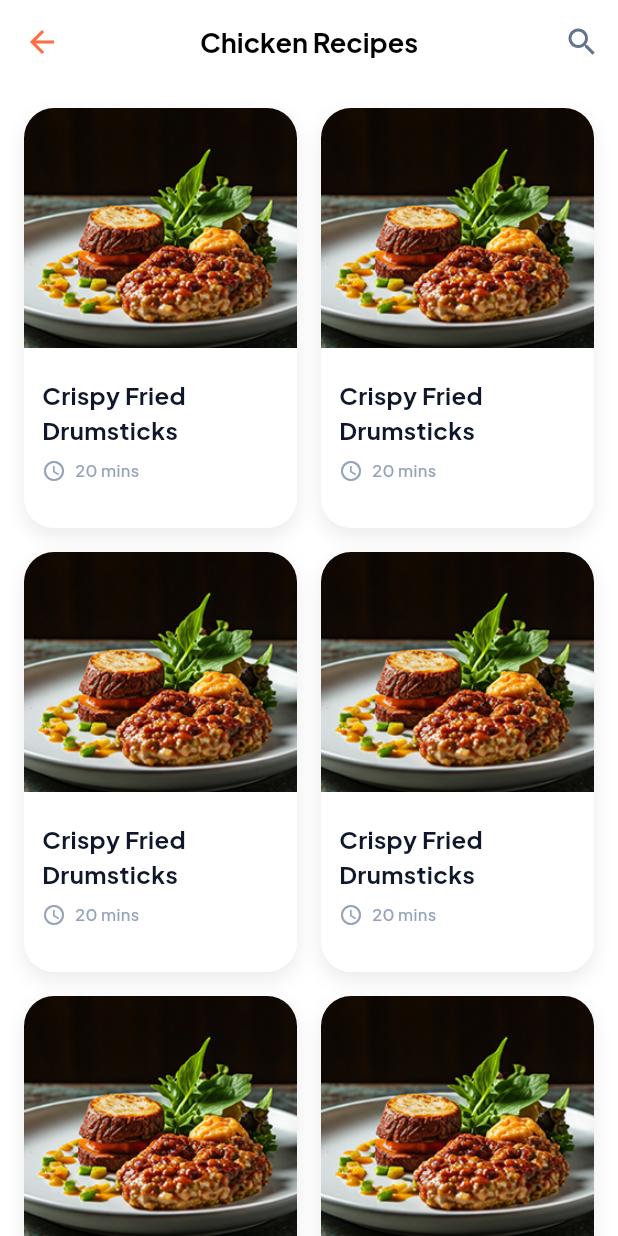
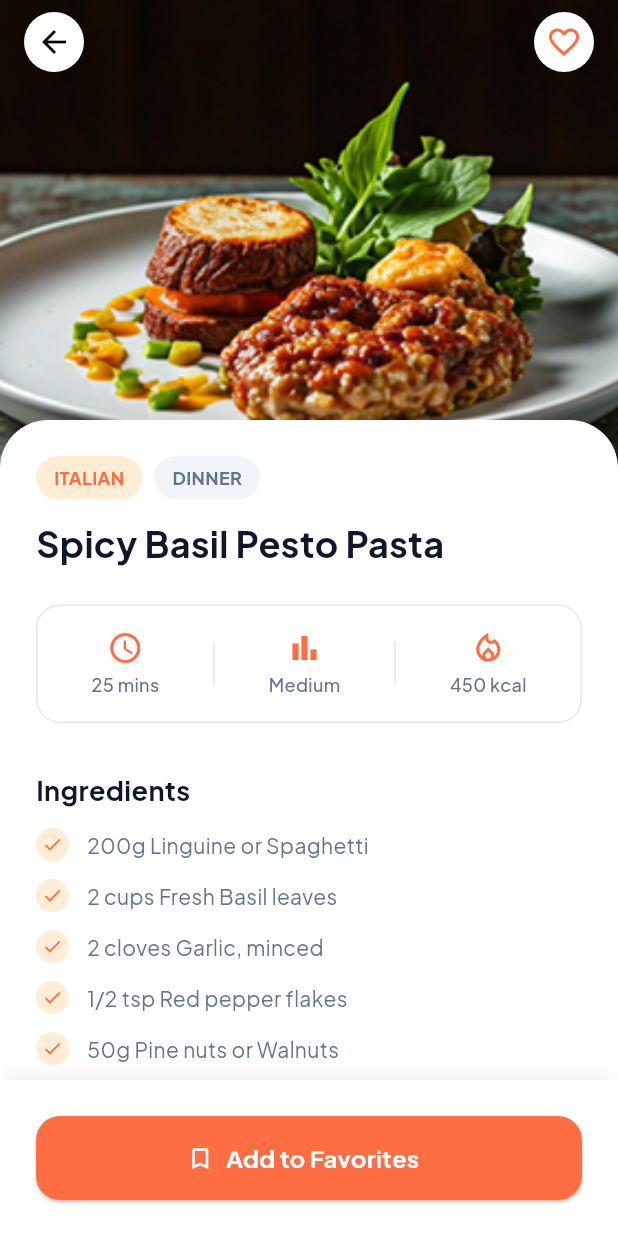
Before and after one commit to Abdallah-2003/my_recipe_app, a Flutter app: the screen it shows after launch, on a phone screen of 412 x 824 dp. Run offline on Flutter 3.47's test engine with Material 3 defaults, Android fonts, the phone set to English and light mode, and no system bars; our stand-ins replace flutter_bloc.

Commit message:
recipe details view done

```diff
--- a/lib/core/constant/app_colors.dart
+++ b/lib/core/constant/app_colors.dart
@@ -16,5 +16,6 @@ class AppColors {
   static const Color c3b = Color(0xFF1E293B);      // U: 4
   static const Color c26 = Color(0xFFDC2626);      // U: 2
   static const Color cf2 = Color(0xFFFEF2F2);      // U: 1
+  static const Color cd5 = Color(0xFFFFEDD5);      // U: 1
 
 }
--- a/lib/core/constant/app_icons.dart
+++ b/lib/core/constant/app_icons.dart
@@ -10,5 +10,10 @@ abstract class AppIcons {
   static const IconData accessTime = Icons.access_time;
   static const IconData arrowBack = Icons.arrow_back;
   static const IconData search = Icons.search;
+  static const IconData check = Icons.check;
+  static const IconData bookmarkBorder = Icons.bookmark_border;
+  static const IconData barChart = Icons.bar_chart;
+  static const IconData fire = Icons.local_fire_department_outlined;
+  static const IconData favoriteBorder = Icons.favorite_border;
 
 }
--- a/lib/core/constant/app_strings.dart
+++ b/lib/core/constant/app_strings.dart
@@ -37,4 +37,12 @@ abstract class AppStrings {
   static const String home = 'HOME';
   static const String favorite = 'FAVORITE';
   static const String profile = 'PROFILE';
+
+  // recipe details screen
+  static const String instructions = 'Instructions';
+  static const String ingredients = 'Ingredients';
+  static const String addToFavorite = 'Add to Favorites';
+  static const String italian = 'ITALIAN';
+  static const String dinner = 'DINNER';
+  static const String recipeName = 'Spicy Basil Pesto Pasta';
 }
--- a/lib/core/functions.dart
+++ b/lib/core/functions.dart
@@ -1,5 +1,7 @@
 
 import 'package:flutter/material.dart';
+import 'package:my_recipe/core/constant/app_colors.dart';
+import 'package:my_recipe/core/theme/text_styles.dart';
 
 void snackBar({
   required BuildContext context,
@@ -13,3 +15,37 @@ void snackBar({
     ),
   );
 }
+
+
+Widget buildTag(String text, Color bgColor, Color textColor) {
+  return Container(
+    padding: const EdgeInsets.symmetric(horizontal: 12, vertical: 6),
+    decoration: BoxDecoration(
+      color: bgColor,
+      borderRadius: BorderRadius.circular(16),
+    ),
+    child: Text(
+      text,
+      style: AppTextStyles.styleBold12.copyWith(color: textColor),
+    ),
+  );
+}
+
+
+Widget buildStatItem(IconData icon, String label) {
+  return Column(
+    children: [
+      Icon(icon, color: AppColors.primary, size: 24),
+      const SizedBox(height: 4),
+      Text(label, style: AppTextStyles.styleMedium12),
+    ],
+  );
+}
+
+Widget buildDivider() {
+  return Container(
+    height: 30,
+    width: 1,
+    color: AppColors.cf0,
+  );
+}
--- /dev/null
+++ b/lib/features/details/presentation/views/recipe_details_view.dart
@@ -0,0 +1,54 @@
+import 'package:flutter/material.dart';
+import 'package:my_recipe/core/constant/app_colors.dart';
+import 'package:my_recipe/features/details/presentation/views/widgets/ingreidient_section.dart';
+import 'package:my_recipe/features/details/presentation/views/widgets/instructions_section.dart';
+import 'package:my_recipe/features/details/presentation/views/widgets/recipe_bottom.dart';
+import 'package:my_recipe/features/details/presentation/views/widgets/recipe_header_info.dart';
+import 'package:my_recipe/features/details/presentation/views/widgets/recipe_image_header.dart';
+import 'package:my_recipe/features/details/presentation/views/widgets/recipe_status_bar.dart';
+import 'package:my_recipe/features/details/presentation/views/widgets/recipe_top_bottoms.dart';
+
+class RecipeDetailsView extends StatelessWidget {
+  const RecipeDetailsView({super.key});
+
+  @override
+  Widget build(BuildContext context) {
+    return Scaffold(
+      backgroundColor: AppColors.white,
+      bottomNavigationBar: const RecipeBottomBar(),
+      body: Stack(
+        children: [
+          const RecipeImageHeader(imagePath: 'assets/images/image.png'),
+
+          const RecipeTopButtons(),
+
+          SingleChildScrollView(
+            padding: const EdgeInsets.only(top: 280),
+            child: Container(
+              width: double.infinity,
+              decoration: const BoxDecoration(
+                color: AppColors.white,
+                borderRadius: BorderRadius.vertical(top: Radius.circular(32)),
+              ),
+              child: const Padding(
+                padding: EdgeInsets.all(24.0),
+                child: Column(
+                  crossAxisAlignment: CrossAxisAlignment.start,
+                  children: [
+                    RecipeHeaderInfo(),
+                    SizedBox(height: 24),
+                    RecipeStatsBar(),
+                    SizedBox(height: 32),
+                    IngredientsSection(),
+                    SizedBox(height: 32),
+                    InstructionsSection(),
+                  ],
+                ),
+              ),
+            ),
+          ),
+        ],
+      ),
+    );
+  }
+}
--- /dev/null
+++ b/lib/features/details/presentation/views/widgets/ingreidient_section.dart
@@ -0,0 +1,50 @@
+import 'package:flutter/material.dart';
+import 'package:my_recipe/core/constant/app_colors.dart';
+import 'package:my_recipe/core/constant/app_icons.dart';
+import 'package:my_recipe/core/constant/app_strings.dart';
+import 'package:my_recipe/core/theme/text_styles.dart';
+
+class IngredientsSection extends StatelessWidget {
+  const IngredientsSection({super.key});
+
+  final List<String> ingredients = const [
+    '200g Linguine or Spaghetti',
+    '2 cups Fresh Basil leaves',
+    '2 cloves Garlic, minced',
+    '1/2 tsp Red pepper flakes',
+    '50g Pine nuts or Walnuts',
+  ];
+
+  @override
+  Widget build(BuildContext context) {
+    return Column(
+      crossAxisAlignment: CrossAxisAlignment.start,
+      children: [
+        Text(AppStrings.ingredients, style: AppTextStyles.styleBold18),
+        const SizedBox(height: 12),
+        ...ingredients.map((ingredient) => Padding(
+          padding: const EdgeInsets.only(bottom: 12),
+          child: Row(
+            children: [
+              Container(
+                decoration: BoxDecoration(
+                  color: AppColors.cd5,
+                  shape: BoxShape.circle,
+                ),
+                padding: const EdgeInsets.all(4),
+                child: const Icon(AppIcons.check, size: 14, color: AppColors.primary),
+              ),
+              const SizedBox(width: 12),
+              Expanded(
+                child: Text(
+                  ingredient,
+                  style: AppTextStyles.styleRegular14,
+                ),
+              ),
+            ],
+          ),
+        )),
+      ],
+    );
+  }
+}
--- /dev/null
+++ b/lib/features/details/presentation/views/widgets/instructions_section.dart
@@ -0,0 +1,49 @@
+import 'package:flutter/material.dart';
+import 'package:my_recipe/core/constant/app_colors.dart';
+import 'package:my_recipe/core/constant/app_strings.dart';
+import 'package:my_recipe/core/theme/text_styles.dart';
+
+class InstructionsSection extends StatelessWidget {
+  const InstructionsSection({super.key});
+
+  final List<String> instructions = const [
+    'Bring a large pot of salted water to a boil. Cook the pasta according to package instructions until al dente. Reserve 1/2 cup of pasta water.',
+    'While the pasta cooks, combine basil, garlic, nuts, and red pepper flakes in a food processor. Pulse until finely chopped.',
+    'Slowly drizzle in olive oil while blending until smooth. Season with salt and pepper to taste.',
+    'Toss the cooked pasta with the pesto sauce, adding reserved water as needed to reach desired consistency. Serve with grated parmesan.',
+  ];
+
+  @override
+  Widget build(BuildContext context) {
+    return Column(
+      crossAxisAlignment: CrossAxisAlignment.start,
+      children: [
+        Text(AppStrings.instructions, style: AppTextStyles.styleBold18),
+        const SizedBox(height: 16),
+        ...List.generate(instructions.length, (index) => Padding(
+          padding: const EdgeInsets.only(bottom: 24),
+          child: Row(
+            crossAxisAlignment: CrossAxisAlignment.start,
+            children: [
+              CircleAvatar(
+                radius: 12,
+                backgroundColor: AppColors.c2a,
+                child: Text(
+                  '${index + 1}',
+                  style: AppTextStyles.styleBold12,
+                ),
+              ),
+              const SizedBox(width: 16),
+              Expanded(
+                child: Text(
+                  instructions[index],
+                  style: AppTextStyles.styleRegular14,
+                ),
+              ),
+            ],
+          ),
+        )),
+      ],
+    );
+  }
+}
--- /dev/null
+++ b/lib/features/details/presentation/views/widgets/recipe_bottom.dart
@@ -0,0 +1,38 @@
+import 'package:flutter/material.dart';
+import 'package:my_recipe/core/constant/app_colors.dart';
+import 'package:my_recipe/core/constant/app_icons.dart';
+import 'package:my_recipe/core/constant/app_strings.dart';
+import 'package:my_recipe/core/theme/text_styles.dart';
+
+class RecipeBottomBar extends StatelessWidget {
+  const RecipeBottomBar({super.key});
+
+  @override
+  Widget build(BuildContext context) {
+    return Container(
+      padding: const EdgeInsets.all(24),
+      decoration: BoxDecoration(
+        color: AppColors.white,
+        boxShadow: [
+          BoxShadow(
+            color: Colors.black.withValues(alpha: 0.05),
+            blurRadius: 10,
+            offset: const Offset(0, -5),
+          ),
+        ],
+      ),
+      child: SafeArea(
+        child: ElevatedButton.icon(
+          onPressed: () {},
+          icon: const Icon(AppIcons.bookmarkBorder, color: AppColors.white),
+          label: const Text(AppStrings.addToFavorite, style: AppTextStyles.styleBold16),
+          style: ElevatedButton.styleFrom(
+            backgroundColor: AppColors.primary,
+            minimumSize: const Size(double.infinity, 56),
+            shape: RoundedRectangleBorder(borderRadius: BorderRadius.circular(16)),
+          ),
+        ),
+      ),
+    );
+  }
+}
--- /dev/null
+++ b/lib/features/details/presentation/views/widgets/recipe_header_info.dart
@@ -0,0 +1,32 @@
+import 'package:flutter/material.dart';
+import 'package:my_recipe/core/constant/app_colors.dart';
+import 'package:my_recipe/core/constant/app_strings.dart';
+import 'package:my_recipe/core/functions.dart';
+import 'package:my_recipe/core/theme/text_styles.dart';
+
+class RecipeHeaderInfo extends StatelessWidget {
+  const RecipeHeaderInfo({super.key});
+
+  @override
+  Widget build(BuildContext context) {
+    return Column(
+      crossAxisAlignment: CrossAxisAlignment.start,
+      children: [
+        Row(
+          children: [
+            buildTag(AppStrings.italian, AppColors.cd5, AppColors.primary),
+            const SizedBox(width: 8),
+            buildTag(AppStrings.dinner, AppColors.cf9, AppColors.c8b),
+          ],
+        ),
+        const SizedBox(height: 12),
+        Text(
+          AppStrings.recipeName,
+          style: AppTextStyles.styleBold24,
+        ),
+      ],
+    );
+  }
+
+
+}
--- /dev/null
+++ b/lib/features/details/presentation/views/widgets/recipe_image_header.dart
@@ -0,0 +1,20 @@
+import 'package:flutter/material.dart';
+
+class RecipeImageHeader extends StatelessWidget {
+  final String imagePath;
+  const RecipeImageHeader({super.key, required this.imagePath});
+
+  @override
+  Widget build(BuildContext context) {
+    return Positioned(
+      top: 0,
+      left: 0,
+      right: 0,
+      height: 320,
+      child: Image.asset(
+        imagePath,
+        fit: BoxFit.cover,
+      ),
+    );
+  }
+}
--- /dev/null
+++ b/lib/features/details/presentation/views/widgets/recipe_status_bar.dart
@@ -0,0 +1,30 @@
+import 'package:flutter/material.dart';
+import 'package:my_recipe/core/constant/app_icons.dart';
+import 'package:my_recipe/core/functions.dart';
+
+class RecipeStatsBar extends StatelessWidget {
+  const RecipeStatsBar({super.key});
+
+  @override
+  Widget build(BuildContext context) {
+    return Container(
+      padding: const EdgeInsets.symmetric(vertical: 16),
+      decoration: BoxDecoration(
+        border: Border.all(color: const Color(0xFFE2E8F0)),
+        borderRadius: BorderRadius.circular(16),
+      ),
+      child: Row(
+        mainAxisAlignment: MainAxisAlignment.spaceEvenly,
+        children: [
+          buildStatItem(AppIcons.accessTime, '25 mins'),
+          buildDivider(),
+          buildStatItem(AppIcons.barChart, 'Medium'),
+          buildDivider(),
+          buildStatItem(AppIcons.fire, '450 kcal'),
+        ],
+      ),
+    );
+  }
+
+
+}
--- /dev/null
+++ b/lib/features/details/presentation/views/widgets/recipe_top_bottoms.dart
@@ -0,0 +1,35 @@
+import 'package:flutter/material.dart';
+import 'package:my_recipe/core/constant/app_colors.dart';
+import 'package:my_recipe/core/constant/app_icons.dart';
+
+class RecipeTopButtons extends StatelessWidget {
+  const RecipeTopButtons({super.key});
+
+  @override
+  Widget build(BuildContext context) {
+    return SafeArea(
+      child: Padding(
+        padding: const EdgeInsets.symmetric(horizontal: 16.0, vertical: 8.0),
+        child: Row(
+          mainAxisAlignment: MainAxisAlignment.spaceBetween,
+          children: [
+            CircleAvatar(
+              backgroundColor: AppColors.white,
+              child: IconButton(
+                icon: const Icon(AppIcons.arrowBack, color: Colors.black),
+                onPressed: () => Navigator.pop(context),
+              ),
+            ),
+            CircleAvatar(
+              backgroundColor: AppColors.white,
+              child: IconButton(
+                icon: const Icon(AppIcons.favoriteBorder, color: AppColors.primary),
+                onPressed: () {},
+              ),
+            ),
+          ],
+        ),
+      ),
+    );
+  }
+}
--- a/lib/main.dart
+++ b/lib/main.dart
@@ -1,5 +1,5 @@
 import 'package:flutter/material.dart';
-import 'package:my_recipe/features/categories/presentation/views/category_view.dart';
+import 'package:my_recipe/features/details/presentation/views/recipe_details_view.dart';
 
 void main() {
   runApp(const MyRecipe());
@@ -13,7 +13,7 @@ class MyRecipe extends StatelessWidget {
     return MaterialApp(
       debugShowCheckedModeBanner: false,
       title: 'my recipe app',
-      home: const CategoryView(),
+      home: const RecipeDetailsView(),
     );
   }
 }
```
